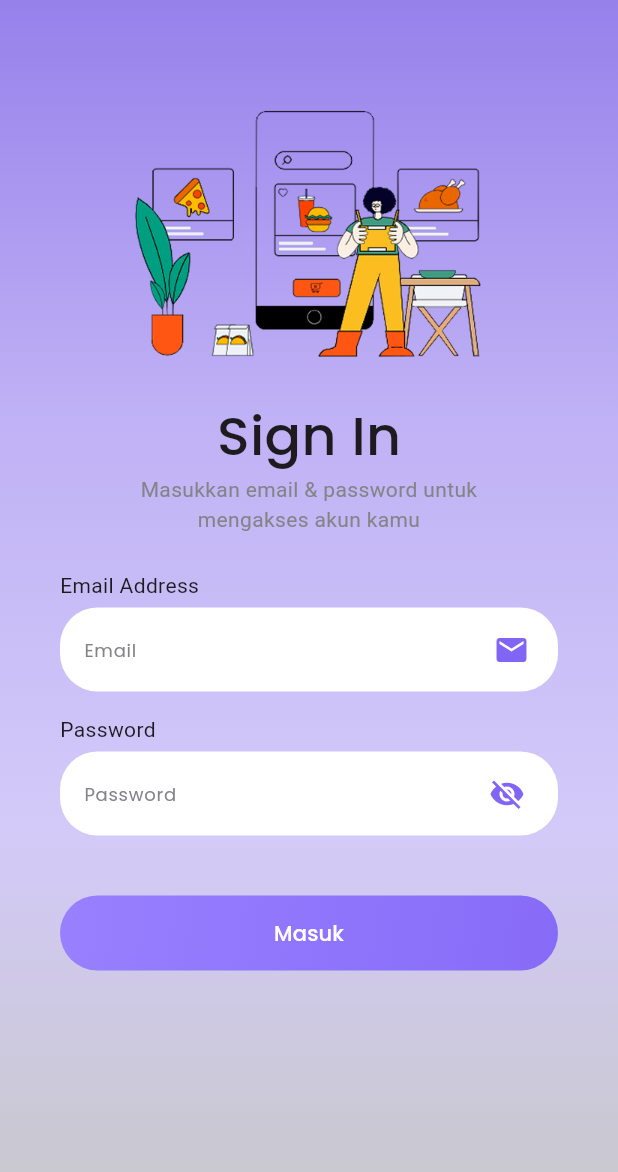
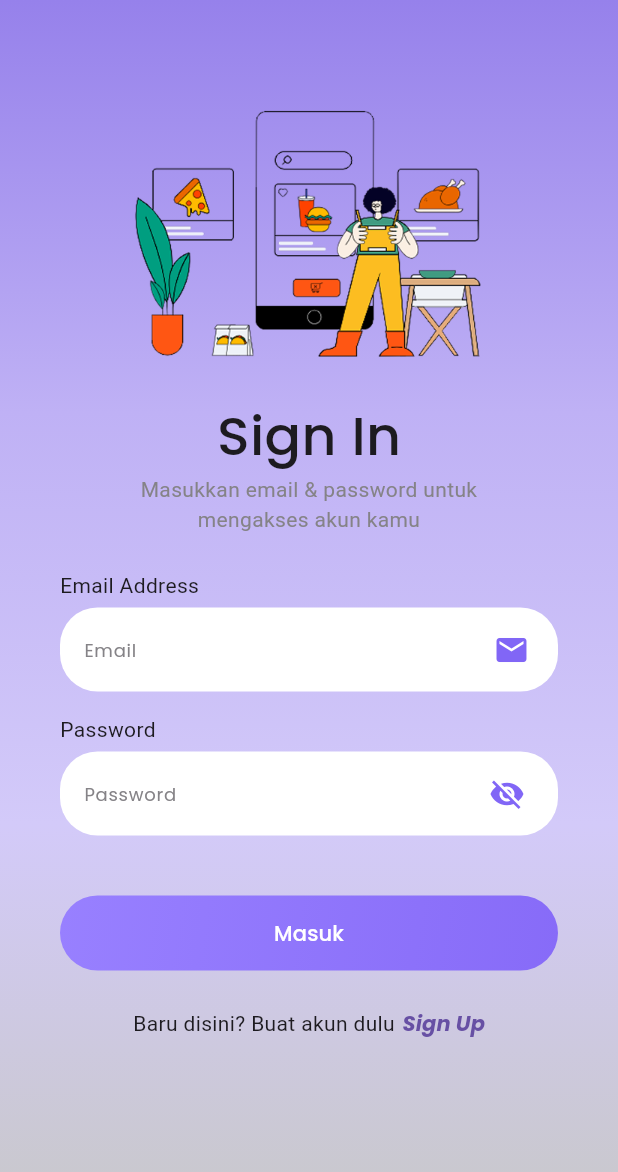
Before and after one commit to Faqihasyari/animated, a Flutter app: the screen it shows after launch, on a phone screen of 412 x 824 dp. Shown: the top 1172 px of the screen. Run offline on Flutter 3.47's test engine with Material 3 defaults, Android fonts, the phone set to English and light mode, and no system bars; our stand-ins replace google_fonts, shared_preferences; missing offline and left inert: custom_button_builder.

Commit message:
fix login page

```diff
--- a/lib/SignIn_page.dart
+++ b/lib/SignIn_page.dart
@@ -191,17 +191,30 @@ class _SigninPageState extends State<SigninPage> {
                           ),
                   ),
                 ),
-                // SizedBox(
-                //   height: 50,
-                //   width: double.infinity,
-                //   child: ElevatedButton(
-                //     style: ElevatedButton.styleFrom(),
-                //     onPressed: isLoading ? null : login,
-                //     child: isLoading
-                //         ? const CircularProgressIndicator(color: Colors.white)
-                //         : const Text('Masuk'),
-                //   ),
-                // ),
+                SizedBox(height: 25),
+                Row(
+                  mainAxisAlignment: MainAxisAlignment.center,
+                  children: [
+                    Text('Baru disini? Buat akun dulu'),
+                    SizedBox(width: 5),
+                    TextButton(
+                      onPressed: () {},
+                      style: TextButton.styleFrom(
+                        padding: EdgeInsets.zero, // 👈 hilangkan jarak default
+                        minimumSize: Size(0, 0), // optional: biar makin rapat
+                        tapTargetSize: MaterialTapTargetSize
+                            .shrinkWrap, // biar area klik pas
+                      ),
+                      child: Text(
+                        'Sign Up',
+                        style: GoogleFonts.poppins(
+                          fontWeight: FontWeight.bold,
+                          fontStyle: FontStyle.italic,
+                        ),
+                      ),
+                    ),
+                  ],
+                ),
               ],
             ),
           ),
```
